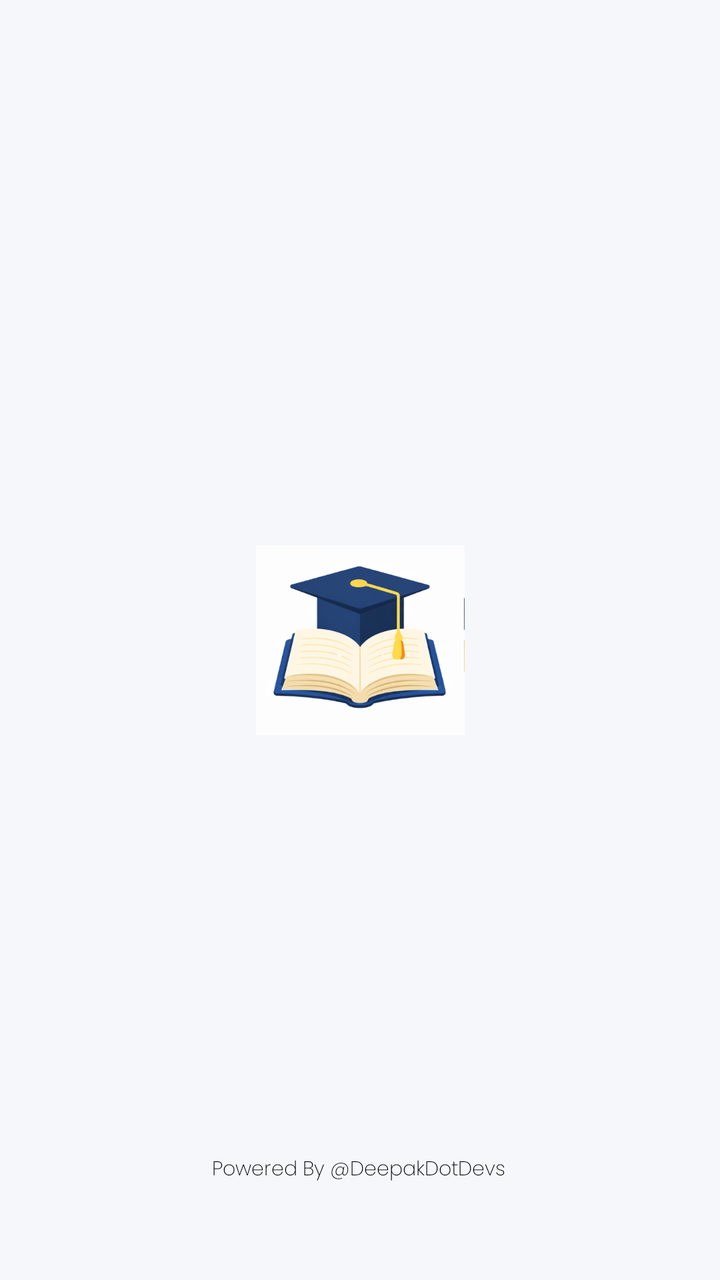
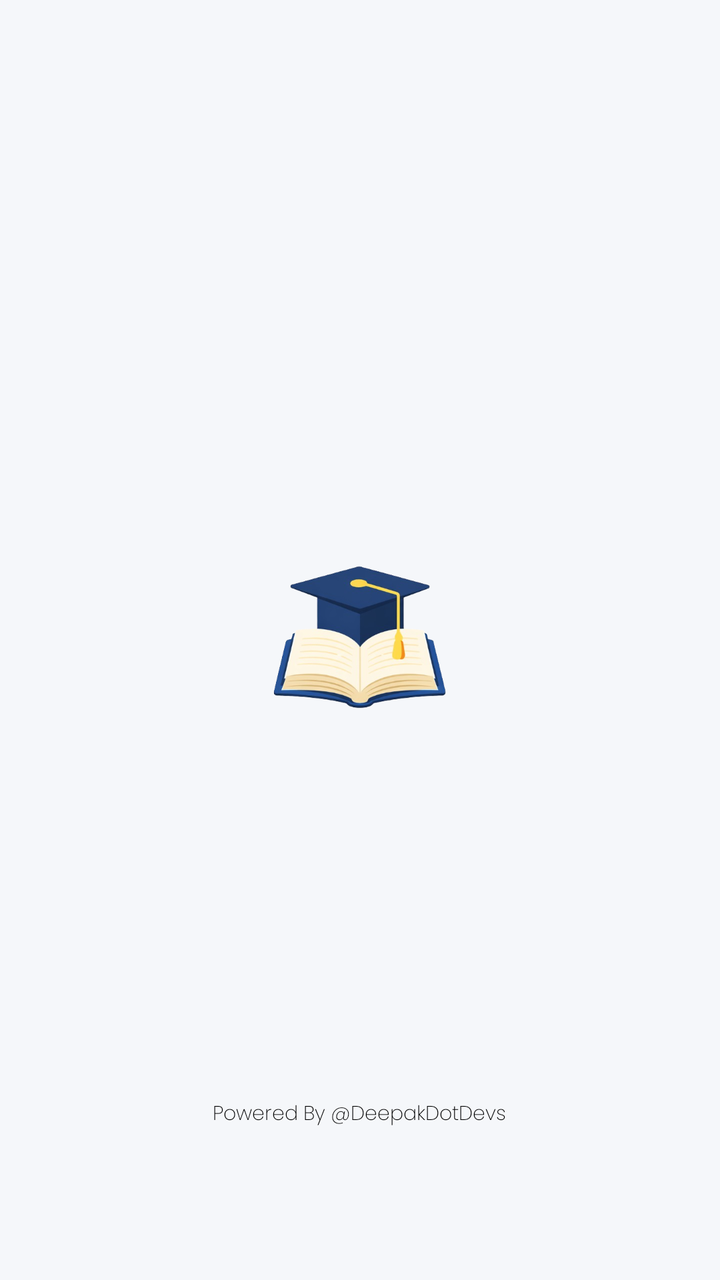

Compare the two renders of this Android layout. The source of the first and the diff that turns it into the second are given below.
<!-- AndroidManifest.xml: application theme Theme.KRMUNexus -->
<!-- res/layout/fragment_splash.xml -->
<?xml version="1.0" encoding="UTF-8" ?>
<androidx.constraintlayout.widget.ConstraintLayout
    xmlns:android="http://schemas.android.com/apk/res/android"
    xmlns:app="http://schemas.android.com/apk/res-auto"
    xmlns:tools="http://schemas.android.com/tools"
    android:layout_width="match_parent"
    android:layout_height="match_parent"
    android:background="#F5F7FA">


    <ImageView
        android:id="@+id/imageView"
        android:layout_width="wrap_content"
        android:layout_height="wrap_content"
        app:srcCompat="@drawable/screenshot_2026_02_02_211815"
        app:layout_constraintStart_toStartOf="parent"
        app:layout_constraintBottom_toBottomOf="parent"
        app:layout_constraintEnd_toEndOf="parent"
        app:layout_constraintTop_toTopOf="parent"/>

    <TextView
        android:layout_width="wrap_content"
        android:layout_height="wrap_content"
        android:text="Powered By @DeepakDotDevs"
        android:textColor="@color/black"
        app:layout_constraintBottom_toBottomOf="parent"
        app:layout_constraintEnd_toEndOf="parent"
        app:layout_constraintHorizontal_bias="0.497"
        app:layout_constraintStart_toStartOf="parent"
        app:layout_constraintTop_toTopOf="parent"
        app:layout_constraintVertical_bias="0.925"
        android:fontFamily="@font/poppins_extralight"
        android:textSize="10sp"/>



</androidx.constraintlayout.widget.ConstraintLayout>
<!-- resources referenced by this layout -->
<resources>
  <color name="black">#FF000000</color>
  <!-- drawable screenshot_2026_02_02_211815: png bitmap (drawable-xxxhdpi, 81035 bytes) -->
  <style name="Theme.KRMUNexus" parent="android:Theme.Material.Light.NoActionBar" />
</resources>

<!-- the commit's change to res/layout/fragment_splash.xml (unified diff, before → after) -->
@@ -8,30 +8,31 @@
     android:background="#F5F7FA">
 
 
+
+
+    <TextView
+        android:layout_width="wrap_content"
+        android:layout_height="wrap_content"
+        android:fontFamily="@font/poppins_extralight"
+        android:text="Powered By @DeepakDotDevs"
+        android:textColor="@color/black"
+        android:textSize="10sp"
+        app:layout_constraintBottom_toBottomOf="parent"
+        app:layout_constraintEnd_toEndOf="parent"
+        app:layout_constraintHorizontal_bias="0.498"
+        app:layout_constraintStart_toStartOf="parent"
+        app:layout_constraintTop_toTopOf="parent"
+        app:layout_constraintVertical_bias="0.881" />
+
     <ImageView
-        android:id="@+id/imageView"
+        android:id="@+id/imageView2"
         android:layout_width="wrap_content"
         android:layout_height="wrap_content"
         app:srcCompat="@drawable/screenshot_2026_02_02_211815"
         app:layout_constraintStart_toStartOf="parent"
         app:layout_constraintBottom_toBottomOf="parent"
         app:layout_constraintEnd_toEndOf="parent"
-        app:layout_constraintTop_toTopOf="parent"/>
-
-    <TextView
-        android:layout_width="wrap_content"
-        android:layout_height="wrap_content"
-        android:text="Powered By @DeepakDotDevs"
-        android:textColor="@color/black"
-        app:layout_constraintBottom_toBottomOf="parent"
-        app:layout_constraintEnd_toEndOf="parent"
-        app:layout_constraintHorizontal_bias="0.497"
-        app:layout_constraintStart_toStartOf="parent"
-        app:layout_constraintTop_toTopOf="parent"
-        app:layout_constraintVertical_bias="0.925"
-        android:fontFamily="@font/poppins_extralight"
-        android:textSize="10sp"/>
-
+        app:layout_constraintTop_toTopOf="parent" />
 
 
 </androidx.constraintlayout.widget.ConstraintLayout>
<!-- resource entries referenced after the edit -->
@@ -1,7 +1,7 @@
 <!-- resources referenced by this layout -->
 <resources>
   <color name="black">#FF000000</color>
-  <!-- drawable screenshot_2026_02_02_211815: png bitmap (drawable-xxxhdpi, 81035 bytes) -->
+  <!-- drawable screenshot_2026_02_02_211815: png bitmap (drawable-xxxhdpi, 131057 bytes) -->
   <style name="Theme.KRMUNexus" parent="android:Theme.Material.Light.NoActionBar" />
 </resources>
 
